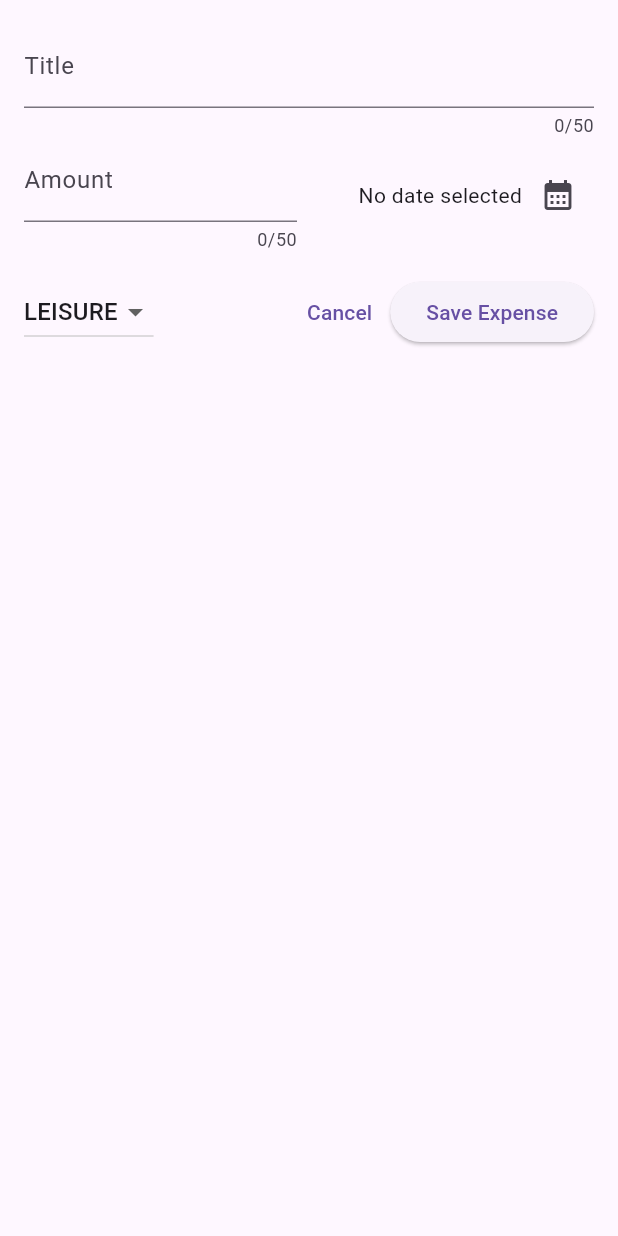
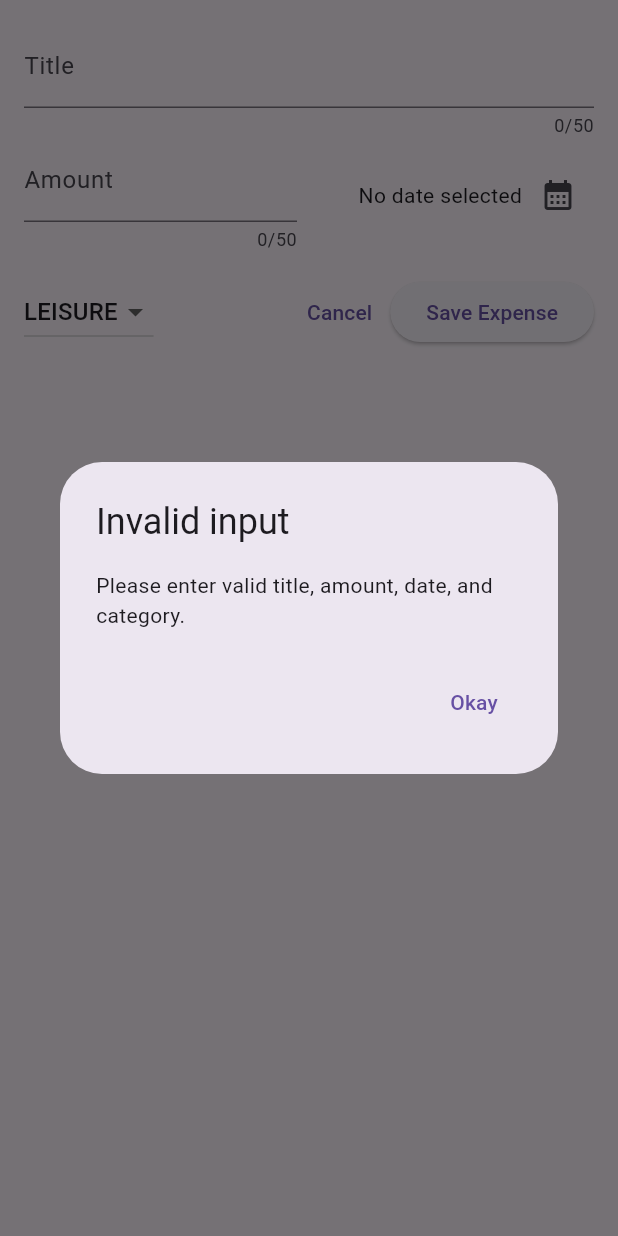
Before and after one commit to mjr2595/flutter-expense-tracker, a Flutter app: the NewExpense widget shown alone on an empty page, opened directly, after a tap on "Save Expense", on a phone screen of 412 x 824 dp. Run offline on Flutter 3.47's test engine with Material 2 defaults, Android fonts, the phone set to English and light mode, and no system bars.

Commit message:
Added: submitExpenseData

```diff
--- a/lib/widgets/new_expense.dart
+++ b/lib/widgets/new_expense.dart
@@ -28,6 +28,33 @@ class _NewExpenseState extends State<NewExpense> {
     setState(() {
       _selectedDate = pickedDate;
     });
+  }
+
+  void _submitExpenseData() {
+    final enteredAmount = double.tryParse(_amountController.text);
+    final amountIsInvalid = enteredAmount == null || enteredAmount <= 0;
+    if (_titleController.text.trim().isEmpty ||
+        amountIsInvalid ||
+        _selectedDate == null) {
+      // show error
+      showDialog(
+        context: context,
+        builder: (ctx) => AlertDialog(
+          title: const Text('Invalid input'),
+          content: const Text(
+              'Please enter valid title, amount, date, and category.'),
+          actions: [
+            TextButton(
+              onPressed: () {
+                Navigator.pop(ctx);
+              },
+              child: const Text('Okay'),
+            ),
+          ],
+        ),
+      );
+      return;
+    }
   }
 
   @override
@@ -111,10 +138,7 @@ class _NewExpenseState extends State<NewExpense> {
               child: const Text('Cancel'),
             ),
             ElevatedButton(
-              onPressed: () {
-                print(_titleController.text);
-                print(_amountController.text);
-              },
+              onPressed: _submitExpenseData,
               child: const Text('Save Expense'),
             ),
           ],
```
